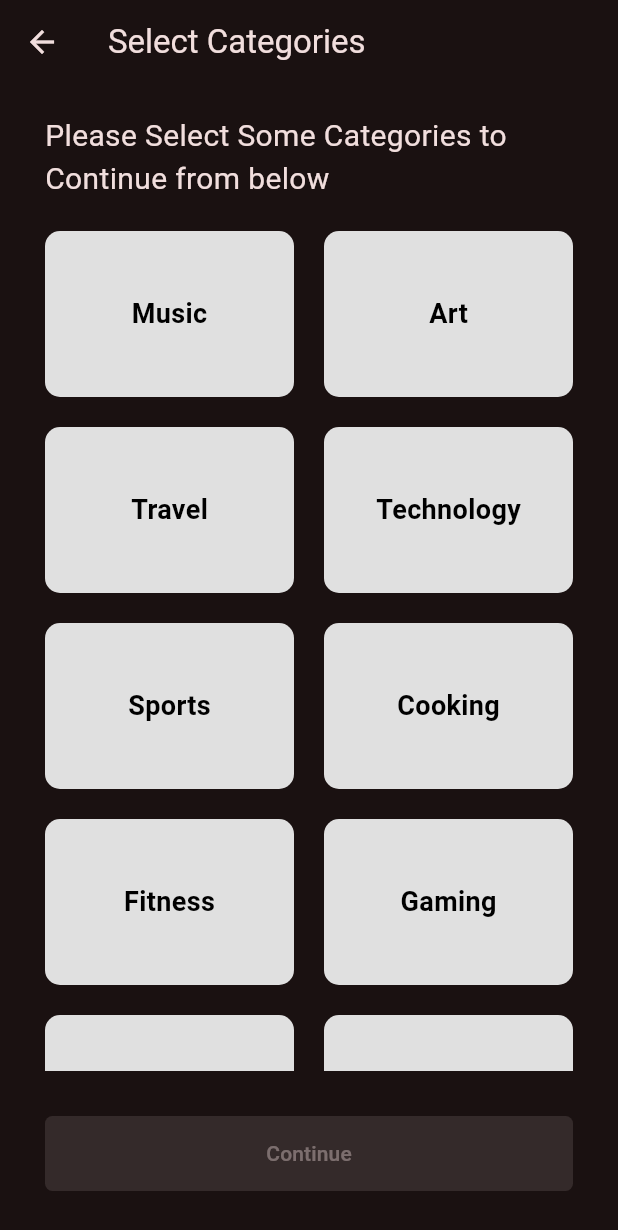
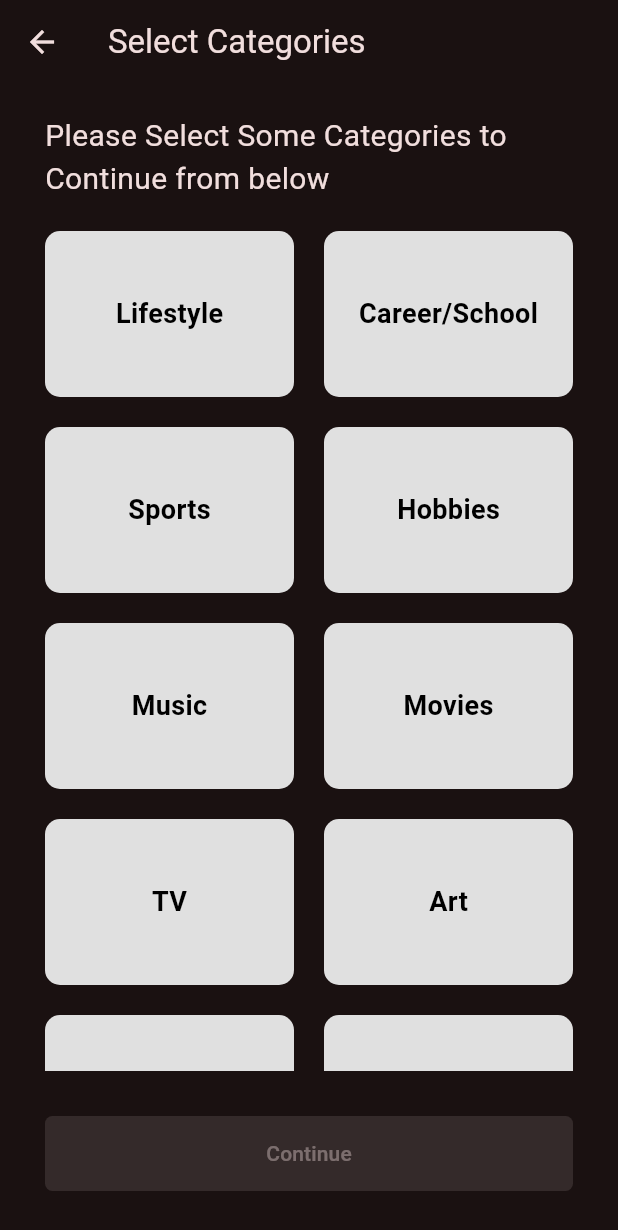
Before and after one commit to TheAutomators-Git/AI-Companion-Frontend, a Flutter app: the CategoriesPage screen opened by its route, on a phone screen of 412 x 824 dp. Shown: the top 1230 px of the screen. Run offline on Flutter 3.47's test engine with Material 3 defaults, Android fonts, the phone set to English and light mode, and no system bars; our stand-ins replace carousel_slider, flutter_dotenv.

Commit message:
Completed Frontend Version 2.0

```diff
--- a/lib/pages/categories_page.dart
+++ b/lib/pages/categories_page.dart
@@ -9,10 +9,10 @@ class CategoriesPage extends StatefulWidget {
 
 class _CategoriesPageState extends State<CategoriesPage> {
   final List<String> categories = [
-    'Music', 'Art', 'Travel', 'Technology', 'Sports', 'Cooking',
-    'Fitness', 'Gaming', 'Reading', 'Movies', 'Photography',
-    'Science', 'Writing', 'Fashion', 'History', 'Nature',
-    'Dance', 'Languages', 'Entrepreneurship'
+    'Lifestyle', 'Career/School', 'Sports', 'Hobbies', 'Music', 'Movies',
+    'TV', 'Art', 'Books', 'Theatre', 'Travel',
+    'Fashion', 'Nature', 'Food', 'Cars', 'Technology',
+    'Pets', 'Fitness/Wellness', 'Gaming'
   ];
 
   String warningMessage = '';
--- a/lib/pages/home_page.dart
+++ b/lib/pages/home_page.dart
@@ -86,10 +86,10 @@ class _HomePageState extends State<HomePage> {
       final selectedItems =
           Provider.of<CategorySelectionProvider>(context, listen: false)
               .getSelectedCategoryNames([
-    'Music', 'Art', 'Travel', 'Technology', 'Sports', 'Cooking',
-    'Fitness', 'Gaming', 'Reading', 'Movies', 'Photography',
-    'Science', 'Writing', 'Fashion', 'History', 'Nature',
-    'Dance', 'Languages', 'Entrepreneurship'
+    'Lifestyle', 'Career/School', 'Sports', 'Hobbies', 'Music', 'Movies',
+    'TV', 'Art', 'Books', 'Theatre', 'Travel',
+    'Fashion', 'Nature', 'Food', 'Cars', 'Technology',
+    'Pets', 'Fitness/Wellness', 'Gaming'
   ]);
       print(answer);
       print(selectedItems.toString());
```
